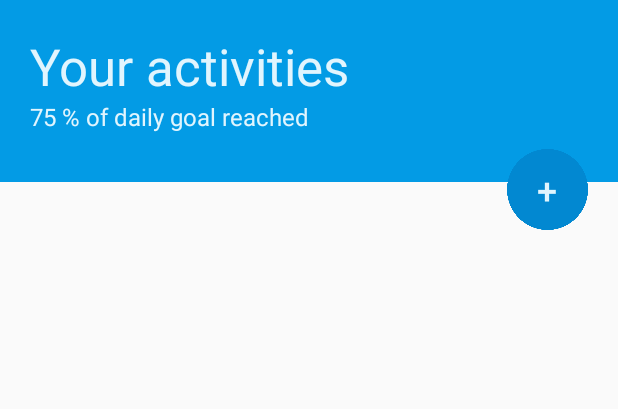
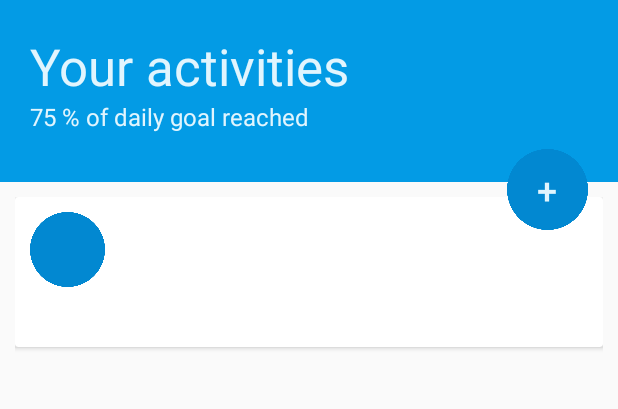
Before and after one commit to herrlax/activityTracker, an Android app: the screen it shows after launch (HomeActivity), with the options menu open, on a phone screen of 412 x 824 dp, the part 82-491 px from its top. Run offline under Robolectric (Android 15) with nearby library versions, the phone set to English and light mode, and no system bars; 2 statements that could not run were skipped.

Commit message:
Added activity cards and support for adding basic data to them

```diff
--- a/app/build.gradle
+++ b/app/build.gradle
@@ -22,4 +22,6 @@ android {
 dependencies {
     compile fileTree(dir: 'libs', include: ['*.jar'])
     compile 'com.android.support:support-v4:22.1.1'
+    compile 'com.android.support:cardview-v7:21.0.+'
+    compile 'com.android.support:recyclerview-v7:21.0.+'
 }
--- a/app/src/main/AndroidManifest.xml
+++ b/app/src/main/AndroidManifest.xml
@@ -19,7 +19,8 @@
 
         <activity
             android:name=".AddActivity"
-            android:label="@string/app_name" >
+            android:label="@string/app_name"
+            android:parentActivityName=".HomeActivity" >>
         </activity>
     </application>
 
--- a/app/src/main/java/com/salmon/sports/spots/AddActivity.java
+++ b/app/src/main/java/com/salmon/sports/spots/AddActivity.java
@@ -6,6 +6,8 @@ import android.app.Dialog;
 import android.app.DialogFragment;
 import android.os.Bundle;
 import android.text.InputType;
+import android.view.Menu;
+import android.view.MenuInflater;
 import android.view.View;
 import android.widget.ArrayAdapter;
 import android.widget.Button;
@@ -42,6 +44,8 @@ public class AddActivity extends Activity {
     @Override
     protected void onCreate(Bundle savedInstanceState) {
         super.onCreate(savedInstanceState);
+
+        getActionBar().setDisplayHomeAsUpEnabled(true);
 
         this.arraySpinner = new String[] {
                 "Walking", "Running", "Swimming", "Cycling"
@@ -84,7 +88,25 @@ public class AddActivity extends Activity {
         submitButton.setOnClickListener(new View.OnClickListener() {
             @Override
             public void onClick(View v) {
-                model.items.add(new RunningItem(new Date(), 26.14));
+                double duration = Integer.parseInt(durationHourText.getText().toString()) + Double.parseDouble(durationMinText.getText().toString())/60;
+
+                System.out.println("ITEM WS: " + itemSpinner.getSelectedItem().toString());
+
+                SportItem sportItem = null;
+
+                // type was walking
+                if(itemSpinner.getSelectedItem().toString().equals("Walking")) {
+                    sportItem = new WalkingItem(new Date(), duration);
+
+                } else if(itemSpinner.getSelectedItem().toString().equals("Running")) {
+                    sportItem = new RunningItem(new Date(), duration);
+
+                } else {
+                    sportItem = new WalkingItem(new Date(), 0);
+
+                }
+
+                model.items.add(sportItem);
                 AddActivity.this.finish();
             }
         });
--- a/app/src/main/java/com/salmon/sports/spots/HomeActivity.java
+++ b/app/src/main/java/com/salmon/sports/spots/HomeActivity.java
@@ -7,6 +7,8 @@ import android.app.FragmentManager;
 import android.content.Intent;
 import android.os.Bundle;
 import android.support.v4.widget.DrawerLayout;
+import android.support.v7.widget.LinearLayoutManager;
+import android.support.v7.widget.RecyclerView;
 import android.view.LayoutInflater;
 import android.view.Menu;
 import android.view.MenuItem;
@@ -16,6 +18,8 @@ import android.widget.Button;
 import android.widget.ImageButton;
 
 import java.util.Date;
+import java.util.HashSet;
+import java.util.Set;
 
 
 public class HomeActivity extends Activity
@@ -23,6 +27,11 @@ public class HomeActivity extends Activity
 
     private HomeModel model;
     private AddActivity addActivity;
+    private RecyclerView mRecyclerView;
+    private RecyclerView.Adapter mAdapter;
+    private RecyclerView.LayoutManager mLayoutManager;
+
+
 
     // UI components
     private Button addBtn;
@@ -46,9 +55,25 @@ public class HomeActivity extends Activity
      */
     private CharSequence mTitle;
 
+    // specify an adapter (see also next example)
+    String[] myDataset = {"","","","","","",""};
+
     @Override
     protected void onCreate(Bundle savedInstanceState) {
         super.onCreate(savedInstanceState);
+
+        setContentView(R.layout.layout_home);
+
+        mRecyclerView = (RecyclerView) findViewById(R.id.my_recycler_view);
+
+        // use this setting to improve performance if you know that changes
+        // in content do not change the layout size of the RecyclerView
+        //mRecyclerView.setHasFixedSize(true);
+
+        // use a linear layout manager
+        mLayoutManager = new LinearLayoutManager(this);
+        mRecyclerView.setLayoutManager(mLayoutManager);
+
 
         model = new HomeModel();
         addActivity = new AddActivity();
@@ -56,12 +81,17 @@ public class HomeActivity extends Activity
         addActivity.setModel(model);
 
         // Adding dummy data to items
-        model.items.add(new RunningItem(new Date(), 20.54));
-        model.items.add(new WalkingItem(new Date(), 49.03));
+        /*model.items.add(new RunningItem(new Date(), 20.54));
+        model.items.add(new WalkingItem(new Date(), 49.03));*/
         // end of dummy data
 
 
-        setContentView(R.layout.layout_home);
+        for(int i = 0; i < model.items.size(); i++) {
+            myDataset[i] = model.items.get(i).toString();
+        }
+
+        mAdapter = new MyAdapter(myDataset);
+        mRecyclerView.setAdapter(mAdapter);
 
         mNavigationDrawerFragment = (NavigationDrawerFragment)
                 getFragmentManager().findFragmentById(R.id.navigation_drawer);
@@ -123,6 +153,21 @@ public class HomeActivity extends Activity
         actionBar.setTitle(mTitle);
     }
 
+    @Override
+    public void onResume() {
+        super.onResume();
+
+        for(int i = 0; i < model.items.size(); i++) {
+            System.out.println("ADDED: " + model.items.get(i).toString());
+            myDataset[i] = model.items.get(i).toString();
+        }
+
+        mAdapter = new MyAdapter(myDataset);
+        mRecyclerView.setAdapter(mAdapter);
+
+
+        mAdapter.notifyDataSetChanged();
+    }
 
     @Override
     public boolean onCreateOptionsMenu(Menu menu) {
--- /dev/null
+++ b/app/src/main/java/com/salmon/sports/spots/MyAdapter.java
@@ -0,0 +1,72 @@
+package com.salmon.sports.spots;
+
+import android.support.v7.widget.CardView;
+import android.support.v7.widget.RecyclerView;
+import android.view.LayoutInflater;
+import android.view.View;
+import android.view.ViewGroup;
+import android.widget.ImageView;
+import android.widget.TextView;
+
+/**
+ * Created by Mikael Malmqvist on 2015-05-28.
+ */
+public class MyAdapter extends RecyclerView.Adapter<MyAdapter.ViewHolder> {
+    private String[] mDataset;
+
+    // Provide a reference to the views for each data item
+    // Complex data items may need more than one view per item, and
+    // you provide access to all the views for a data item in a view holder
+    public static class ViewHolder extends RecyclerView.ViewHolder {
+        // each data item is just a string in this case
+        public CardView cardView;
+        public TextView cardText;
+        public ImageView cardIcon;
+
+        // TODO define stuff for the cardview here..
+        public ViewHolder(View v) {
+            super(v);
+
+            // In this case v is an "instance" of card_layout
+            // and cardView is the cardview inside
+            cardView = (CardView)v.findViewById(R.id.card_view);
+            cardText = (TextView)v.findViewById(R.id.card_text);
+            cardIcon = (ImageView)v.findViewById(R.id.card_icon);
+        }
+    }
+
+    // Provide a suitable constructor (depends on the kind of dataset)
+    public MyAdapter(String[] myDataset) {
+        mDataset = myDataset;
+    }
+
+    // Create new views (invoked by the layout manager)
+    @Override
+    public MyAdapter.ViewHolder onCreateViewHolder(ViewGroup parent,
+                                                   int viewType) {
+        // create a new view
+        View v = LayoutInflater.from(parent.getContext())
+                .inflate(R.layout.card_layout, parent, false);
+        // set the view's size, margins, paddings and layout parameters
+
+
+        ViewHolder vh = new ViewHolder(v);
+        return vh;
+    }
+
+    // Replace the contents of a view (invoked by the layout manager)
+    @Override
+    public void onBindViewHolder(ViewHolder holder, int position) {
+        // - get element from your dataset at this position
+        // - replace the contents of the view with that element
+        holder.cardText.setText(mDataset[position]);
+        holder.cardIcon.setImageResource(R.drawable.greencircle);
+
+    }
+
+    // Return the size of your dataset (invoked by the layout manager)
+    @Override
+    public int getItemCount() {
+        return mDataset.length;
+    }
+}
--- a/app/src/main/java/com/salmon/sports/spots/RunningItem.java
+++ b/app/src/main/java/com/salmon/sports/spots/RunningItem.java
@@ -16,4 +16,9 @@ public class RunningItem extends SportItem {
     public String getTITLE() {
         return TITLE;
     }
+
+    @Override
+    public String toString() {
+        return super.toString() + TITLE;
+    }
 }
--- a/app/src/main/java/com/salmon/sports/spots/SportItem.java
+++ b/app/src/main/java/com/salmon/sports/spots/SportItem.java
@@ -16,4 +16,8 @@ abstract class SportItem {
 
     public abstract String getTITLE();
 
+    public String toString() {
+        return duration + " h ";
+    }
+
 }
--- a/app/src/main/java/com/salmon/sports/spots/WalkingItem.java
+++ b/app/src/main/java/com/salmon/sports/spots/WalkingItem.java
@@ -17,4 +17,8 @@ public class WalkingItem extends SportItem {
         return TITLE;
     }
 
+    @Override
+    public String toString() {
+        return super.toString() + TITLE;
+    }
 }
--- /dev/null
+++ b/app/src/main/res/layout/card_layout.xml
@@ -0,0 +1,50 @@
+<?xml version="1.0" encoding="utf-8"?>
+<LinearLayout xmlns:android="http://schemas.android.com/apk/res/android"
+    android:layout_width="match_parent" android:layout_height="match_parent"
+    android:padding="10dp"
+    >
+
+    <android.support.v7.widget.CardView
+        android:layout_width="match_parent"
+        android:layout_height="100dp"
+        android:id="@+id/card_view"
+        >
+
+        <RelativeLayout
+            android:layout_width="match_parent"
+            android:layout_height="wrap_content"
+            android:padding="10dp"
+            >
+
+            <ImageView
+                android:layout_width="50dp"
+                android:layout_height="50dp"
+                android:scaleType="fitXY"
+                android:id="@+id/card_icon"
+                android:layout_alignParentLeft="true"
+                android:layout_alignParentTop="true"
+                android:layout_marginRight="16dp"
+                />
+
+            <TextView
+                android:layout_width="wrap_content"
+                android:layout_height="wrap_content"
+                android:id="@+id/card_text"
+                android:layout_toRightOf="@+id/card_icon"
+                android:layout_alignParentTop="true"
+                android:textSize="24sp"
+                />
+
+            <TextView
+                android:layout_width="wrap_content"
+                android:layout_height="wrap_content"
+                android:id="@+id/person_age"
+                android:layout_toRightOf="@+id/card_icon"
+                android:layout_below="@+id/card_text"
+                />
+
+        </RelativeLayout>
+
+    </android.support.v7.widget.CardView>
+
+</LinearLayout>
--- a/app/src/main/res/layout/layout_home.xml
+++ b/app/src/main/res/layout/layout_home.xml
@@ -49,8 +49,16 @@
 
             <RelativeLayout
                 android:id="@+id/body"
+                android:layout_below="@+id/header"
                 android:layout_width="match_parent"
                 android:layout_height="match_parent">
+
+                <!-- A RecyclerView with some commonly used attributes -->
+                <android.support.v7.widget.RecyclerView
+                    android:id="@+id/my_recycler_view"
+                    android:scrollbars="vertical"
+                    android:layout_width="match_parent"
+                    android:layout_height="match_parent"/>
 
 
             </RelativeLayout>
--- /dev/null
+++ b/app/src/main/res/layout/my_text_view.xml
@@ -0,0 +1,7 @@
+<TextView xmlns:android="http://schemas.android.com/apk/res/android"
+    android:layout_width="wrap_content"
+    android:layout_height="wrap_content"
+    android:textSize="34sp"
+    android:text="HERPADERP"
+    android:textColor="@color/text_gray"
+    android:id="@+id/mytext" />
--- a/app/src/main/res/values/strings.xml
+++ b/app/src/main/res/values/strings.xml
@@ -10,6 +10,7 @@
 
     <string name="spinner_act">Walking</string>
 
+    <string name="action_back">Back</string>
     <string name="action_goal">Daily goal</string>
     <string name="action_settings">Settings</string>
     <string name="action_help">Help and feedback</string>
```
Also changed, not shown: app/src/main/res/drawable-xxhdpi/ic_action_back.png (added).
